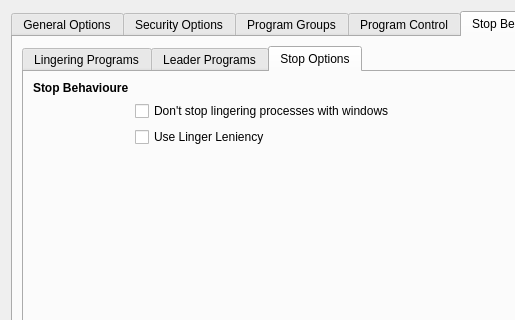
Before: the Qt Designer form SandboxiePlus/SandMan/Forms/OptionsWindow.ui in sandboxie-plus/Sandboxie, drawn with Qt 5; both pictures show x 0 to 515 and y 0 to 320 of the 785 by 539 pixel window.
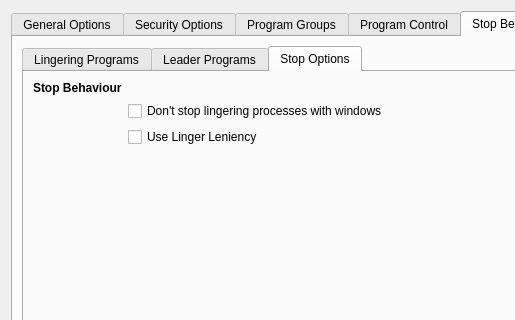
After: the same form once the commit is applied. The open tabs and pages were chosen to show the change.

The edit to the form file:
```diff
--- a/SandboxiePlus/SandMan/Forms/OptionsWindow.ui
+++ b/SandboxiePlus/SandMan/Forms/OptionsWindow.ui
@@ -2260,7 +2260,7 @@
                   </font>
                  </property>
                  <property name="text">
-                  <string>Stop Behavioure</string>
+                  <string>Stop Behaviour</string>
                  </property>
                 </widget>
                </item>
```
